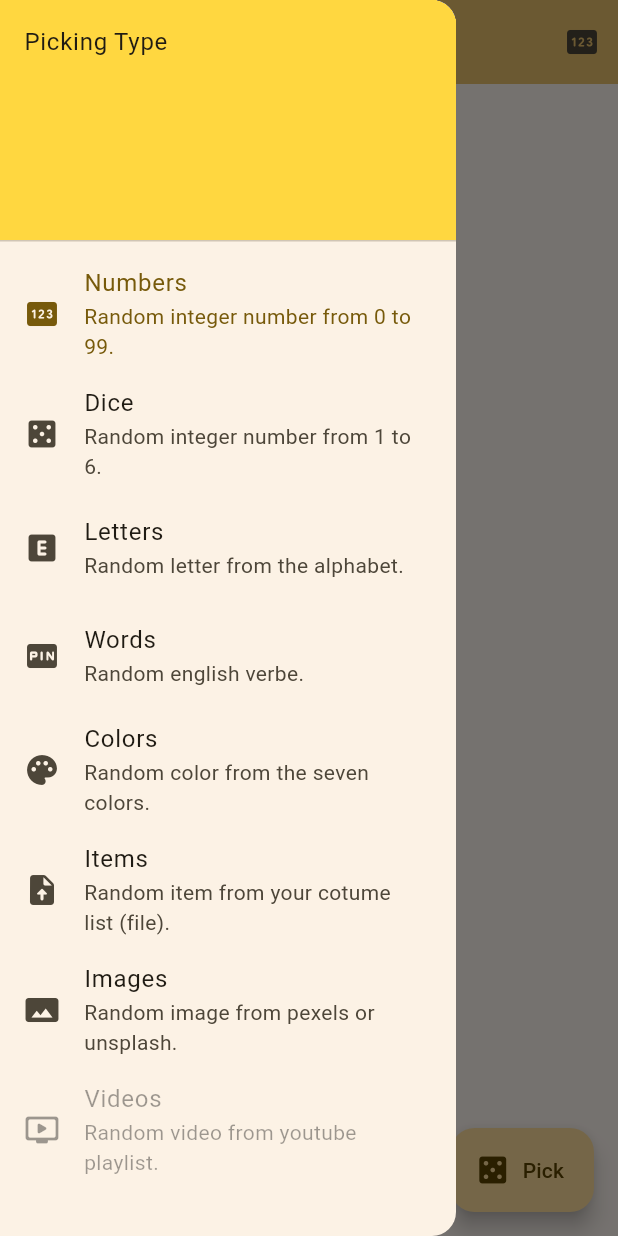
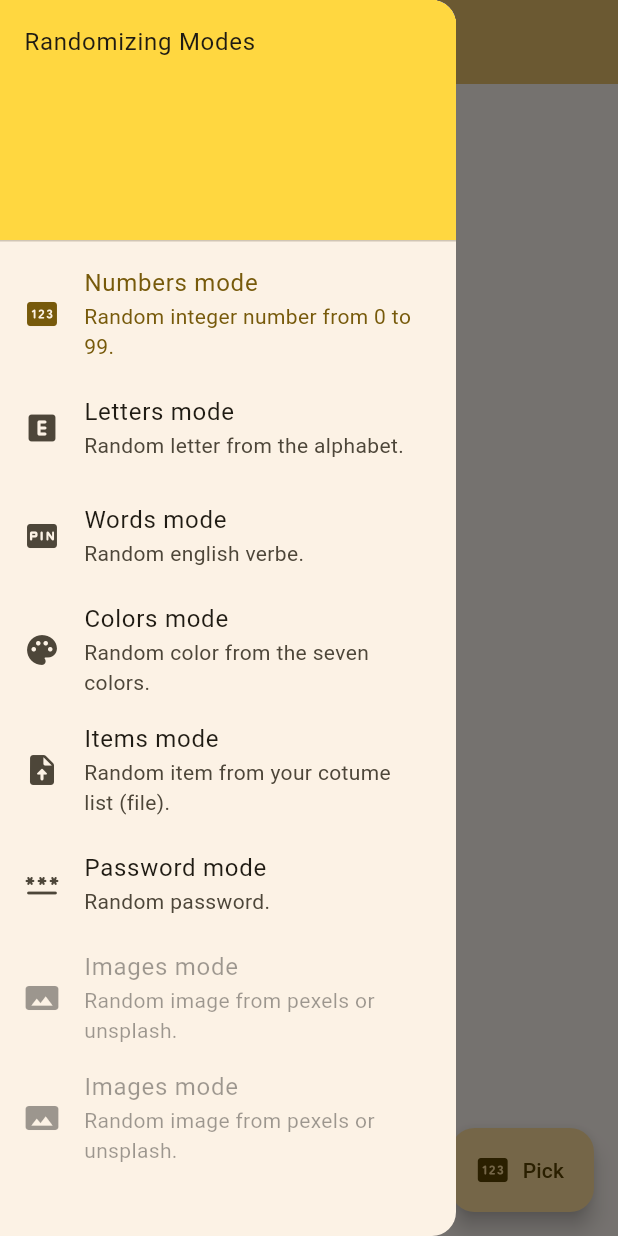
Before and after one commit to Meauh/randomizer, a Flutter app: the screen it shows after launch, with the side drawer open, on a phone screen of 412 x 824 dp. Run offline on Flutter 3.47's test engine with Material 3 defaults, Android fonts, the phone set to English and light mode, and no system bars; our stand-ins replace file_picker; missing offline and left inert: word_generator.

Commit message:
chore: update fab icon, fix modes, remember last list from file.

```diff
--- a/lib/main.dart
+++ b/lib/main.dart
@@ -63,8 +63,10 @@ class MyHomePage extends StatefulWidget {
 class _MyHomePageState extends State<MyHomePage> {
   String? _randomValue;
   int activeMode = 0;
+  List<String> listFromFile = [];
 
   final wordGenerator = WordGenerator();
+  final passGenerator = PasswordGenerator();
 
   static const List<String> colors = [
     "Red",
@@ -105,6 +107,7 @@ class _MyHomePageState extends State<MyHomePage> {
       "item from your cotume list (file).",
       Icon(Icons.upload_file_rounded),
     ),
+    ("Password", "pass", "password.", Icon(Icons.password_rounded)),
     ("Images", "img", "image from pexels or unsplash.", Icon(Icons.panorama)),
     (
       "Videos",
@@ -148,6 +151,9 @@ class _MyHomePageState extends State<MyHomePage> {
         case "file":
           _pickRandomFromFile();
           break;
+        case "pass":
+          _pickRandomPass();
+          break;
         case "img":
           _pickRandomImage();
           break;
@@ -162,6 +168,7 @@ class _MyHomePageState extends State<MyHomePage> {
     setState(() {
       activeMode = modeIndex;
       _randomValue = null;
+      listFromFile = [];
       Navigator.pop(context);
       // ScaffoldMessenger.of(context).showSnackBar(SnackBar(content: Text('Picking type set to: ${modes[activeMode].$1}.'),),);
     });
@@ -174,15 +181,17 @@ class _MyHomePageState extends State<MyHomePage> {
   void _pickRandomCaracter() =>
       _randomValue = wordGenerator.randomName().substring(0, 1);
   void _pickRandomWord() => _randomValue = wordGenerator.randomVerb();
+  void _pickRandomPass() => _randomValue = passGenerator.generatePassword();
   void _pickRandomColor() =>
       _randomValue = colors[Random().nextInt(colors.length)];
   Future<void> _pickRandomFromFile() async {
-    var list = await pickAndLoadStringListFromJson();
-    if (list != null && list.isNotEmpty) {
-      setState(() {
-        _randomValue = list[Random().nextInt(list.length)];
-      });
+    if (listFromFile.isEmpty) {
+      var list = await pickAndLoadStringListFromJson();
+      listFromFile = list!.toList(growable: false);
     }
+    setState(() {
+      _randomValue = listFromFile[Random().nextInt(listFromFile.length)];
+    });
   }
 
   Future<void> _pickRandomImage() async {
@@ -271,34 +280,26 @@ class _MyHomePageState extends State<MyHomePage> {
             const DrawerHeader(
               curve: Curves.fastOutSlowIn,
               decoration: BoxDecoration(color: Colors.amberAccent),
-              child: Text('Picking Type'),
+              child: Text('Randomizing Modes'),
             ),
             ListTile(
               leading: modes[0].$4,
-              title: Text(modes[0].$1),
+              title: Text('${modes[0].$1} mode'),
               subtitle: Text('Random ${modes[0].$3}'),
               selected: activeMode == 0,
               onTap: () => _changeMode(modeIndex: 0),
             ),
-            // ListTile(
-            //   leading: modes[1].$4,
-            //   title: Text(modes[1].$1),
-            //   subtitle: Text('Random ${modes[1].$3}'),
-            //   selected: activeMode == 1,
-            //   onTap: () => _changeMode(modeIndex: 1),
-            //   // enabled: false,
-            // ),
-            ListTile(
+            /*ListTile(
               leading: modes[2].$4,
-              title: Text(modes[2].$1),
+              title: Text('${modes[2].$1} mode'),
               subtitle: Text('Random ${modes[2].$3}'),
               selected: activeMode == 2,
               onTap: () => _changeMode(modeIndex: 2),
               // enabled: false,
-            ),
+            ),*/
             ListTile(
               leading: modes[3].$4,
-              title: Text(modes[3].$1),
+              title: Text('${modes[3].$1} mode'),
               subtitle: Text('Random ${modes[3].$3}'),
               selected: activeMode == 3,
               onTap: () => _changeMode(modeIndex: 3),
@@ -306,7 +307,7 @@ class _MyHomePageState extends State<MyHomePage> {
             ),
             ListTile(
               leading: modes[4].$4,
-              title: Text(modes[4].$1),
+              title: Text('${modes[4].$1} mode'),
               subtitle: Text('Random ${modes[4].$3}'),
               selected: activeMode == 4,
               onTap: () => _changeMode(modeIndex: 4),
@@ -314,7 +315,7 @@ class _MyHomePageState extends State<MyHomePage> {
             ),
             ListTile(
               leading: modes[5].$4,
-              title: Text(modes[5].$1),
+              title: Text('${modes[5].$1} mode'),
               subtitle: Text('Random ${modes[5].$3}'),
               selected: activeMode == 5,
               onTap: () => _changeMode(modeIndex: 5),
@@ -322,7 +323,7 @@ class _MyHomePageState extends State<MyHomePage> {
             ),
             ListTile(
               leading: modes[6].$4,
-              title: Text(modes[6].$1),
+              title: Text('${modes[6].$1} mode'),
               subtitle: Text('Random ${modes[6].$3}'),
               selected: activeMode == 6,
               onTap: () => _changeMode(modeIndex: 6),
@@ -330,7 +331,7 @@ class _MyHomePageState extends State<MyHomePage> {
             ),
             ListTile(
               leading: modes[7].$4,
-              title: Text(modes[7].$1),
+              title: Text('${modes[7].$1} mode'),
               subtitle: Text('Random ${modes[7].$3}'),
               selected: activeMode == 7,
               onTap: () => _changeMode(modeIndex: 7),
@@ -338,7 +339,15 @@ class _MyHomePageState extends State<MyHomePage> {
             ),
             ListTile(
               leading: modes[8].$4,
-              title: Text(modes[8].$1),
+              title: Text('${modes[8].$1} mode'),
+              subtitle: Text('Random ${modes[8].$3}'),
+              selected: activeMode == 8,
+              onTap: () => _changeMode(modeIndex: 8),
+              enabled: false,
+            ),
+            ListTile(
+              leading: modes[8].$4,
+              title: Text('${modes[8].$1} mode'),
               subtitle: Text('Random ${modes[8].$3}'),
               selected: activeMode == 8,
               onTap: () => _changeMode(modeIndex: 8),
@@ -356,7 +365,7 @@ class _MyHomePageState extends State<MyHomePage> {
         // the App.build method, and use it to set our appbar title.
         title: Text(widget.title),
         actions: <Widget>[
-          IconButton(
+          /*IconButton(
             icon: modes[activeMode].$4,
             tooltip: '${modes[activeMode].$1} mode',
             onPressed: () {
@@ -375,7 +384,7 @@ class _MyHomePageState extends State<MyHomePage> {
                 ),
               );
             },
-          ),
+          ),*/
         ],
       ),
       body: Center(
@@ -417,6 +426,7 @@ class _MyHomePageState extends State<MyHomePage> {
               ] else ...[
                 Text(
                   _randomValue ?? 'Not picked',
+                  textAlign: TextAlign.center,
                   style: Theme.of(context).textTheme.displayMedium,
                 ),
               ],
@@ -428,7 +438,7 @@ class _MyHomePageState extends State<MyHomePage> {
         onPressed: _pickRandom,
         tooltip: "Random ${modes[activeMode].$1}",
         label: Text('Pick'),
-        icon: Icon(Icons.casino_rounded),
+        icon: modes[activeMode].$4,
       ), // This trailing comma makes auto-formatting nicer for build methods.
     );
   }
```
